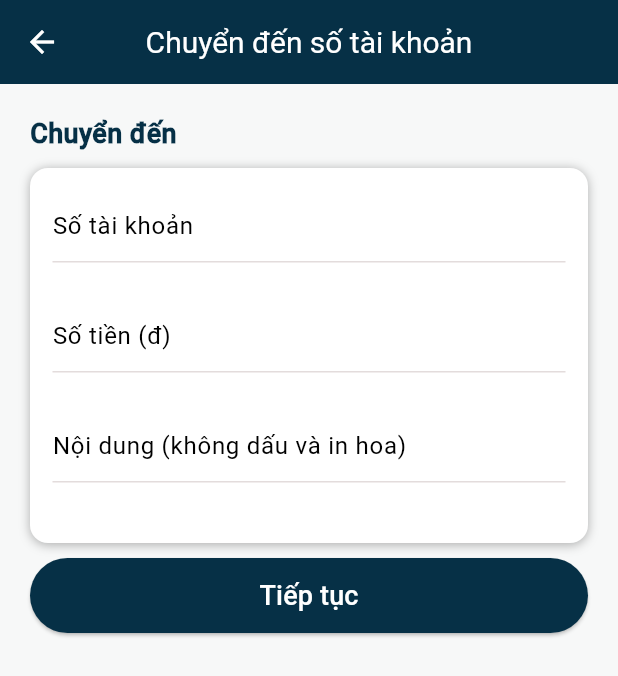
After one commit to CaoThang7/winpe-pay, a Flutter app: the PaymentScreen screen opened by its route, on a phone screen of 412 x 824 dp. The commit adds this screen. Shown: the top 676 px of the screen. Run offline on Flutter 3.47's test engine with Material 2 defaults, Android fonts, the phone set to English and light mode, and no system bars; our stand-ins replace animated_splash_screen, carousel_slider, cloud_firestore, firebase_auth, firebase_core, firebase_storage and 4 more; missing offline and left inert: flutter_format_money_vietnam, translator; accounts and stored records are empty; network calls fail; Roboto replaces fonts that are missing (Arsenal-Bold).

Commit message:
#50 - done-payment-screens

```diff
--- /dev/null
+++ b/lib/models/transfer_content.dart
@@ -0,0 +1,33 @@
+class TransferContent {
+  final String? uid;
+  final String? uidSender;
+  final String? uidreceiver;
+  final int? money;
+  final String? content;
+  final DateTime? time;
+  const TransferContent(
+      {required this.uid,
+      required this.uidSender,
+      required this.uidreceiver,
+      required this.money,
+      required this.content,
+      required this.time});
+
+  static TransferContent fromJson(Map<String, dynamic> json) => TransferContent(
+        uid: json["uid"],
+        uidSender: json["uidSender"],
+        uidreceiver: json["uidreceiver"],
+        money: json["money"],
+        content: json["content"],
+        time: json['time'].toDate(),
+      );
+
+  Map<String, dynamic> toJson() => {
+        "uid": uid,
+        "uidSender": uidSender,
+        "uidreceiver": uidreceiver,
+        "money": money,
+        "content": content,
+        "time": time
+      };
+}
--- a/lib/models/user.dart
+++ b/lib/models/user.dart
@@ -5,12 +5,12 @@ class User {
   final String? uid;
   final DateTime? dateCreated;
   final DateTime? dateSignedIn;
-  final String photoUrl;
+  final String? photoUrl;
   final String? accNo;
   final String? ifscCode;
   final String? username;
-  final String? money;
-  final String? diamond;
+  final int? money;
+  final int? diamond;
   const User({
     required this.phone,
     required this.uid,
--- a/lib/router/router.dart
+++ b/lib/router/router.dart
@@ -4,6 +4,8 @@ import 'package:winpe_pay/screens/account/profile_screen.dart';
 import 'package:winpe_pay/screens/card/winpe_card_screen.dart';
 import 'package:winpe_pay/screens/login/login_screen.dart';
 import 'package:winpe_pay/screens/login/otp_screen.dart';
+import 'package:winpe_pay/screens/payment/payment_screen.dart';
+import 'package:winpe_pay/screens/support/support_screen.dart';
 import 'package:winpe_pay/widgets/bottom_bar.dart';
 
 Route<dynamic> generateRoute(RouteSettings routeSettings) {
@@ -41,6 +43,16 @@ Route<dynamic> generateRoute(RouteSettings routeSettings) {
         settings: routeSettings,
         builder: (_) => const WinpeCardScreen(),
       );
+    case PaymentScreen.routeName:
+      return MaterialPageRoute(
+        settings: routeSettings,
+        builder: (_) => const PaymentScreen(),
+      );
+    case SupportScreen.routeName:
+      return MaterialPageRoute(
+        settings: routeSettings,
+        builder: (_) => const SupportScreen(),
+      );
     default:
       return MaterialPageRoute(
         settings: routeSettings,
--- a/lib/screens/login/widgets/styles.dart
+++ b/lib/screens/login/widgets/styles.dart
@@ -141,3 +141,14 @@ TextStyle get textTitleMenuHome{
     )
   );
 }
+
+TextStyle get textTitlePayment{
+  return (
+    TextStyle(
+      fontSize: 18,
+      fontFamily: 'Arsenal-Bold',
+      color: primaryColor,
+      fontWeight: FontWeight.bold,
+    )
+  );
+}
--- /dev/null
+++ b/lib/screens/payment/payment_screen.dart
@@ -0,0 +1,140 @@
+import 'package:flutter/material.dart';
+import 'package:provider/provider.dart';
+import 'package:winpe_pay/providers/user_provider.dart';
+import 'package:winpe_pay/resources/firestore_methods.dart';
+import 'package:winpe_pay/screens/login/widgets/styles.dart';
+import 'package:winpe_pay/screens/payment/widgets/app_bars.dart';
+import 'package:winpe_pay/screens/payment/widgets/text_form_payment.dart';
+import 'package:winpe_pay/screens/payment/widgets/validate.dart';
+import 'package:winpe_pay/utils/colors.dart';
+import 'package:winpe_pay/utils/utils.dart';
+import 'package:winpe_pay/widgets/custom_button.dart';
+import 'package:cloud_firestore/cloud_firestore.dart';
+
+class PaymentScreen extends StatefulWidget {
+  static const String routeName = '/payment-screen';
+  const PaymentScreen({Key? key}) : super(key: key);
+
+  @override
+  State<PaymentScreen> createState() => _PaymentScreenState();
+}
+
+class _PaymentScreenState extends State<PaymentScreen> {
+  final TextEditingController _usernameController = TextEditingController();
+  final TextEditingController _stkController = TextEditingController();
+  final TextEditingController _moneyController = TextEditingController();
+  final TextEditingController _contentController = TextEditingController();
+  final FirebaseFirestore _firestore = FirebaseFirestore.instance;
+  FireStoreMethods fireStoreMethods = FireStoreMethods();
+  bool vis = false;
+  String uidUser = '';
+  String accNo = '';
+  String username = '';
+  int moneyUser = 0;
+  final globalkey = GlobalKey<FormState>();
+  @override
+  void initState() {
+    // TODO: implement initState
+    super.initState();
+  }
+
+  //search accNo and get data user search
+  void queryDataUser(String? text, String? accNoUser) async {
+    var listUser = await _firestore
+        .collection('users')
+        .where('accNo', isEqualTo: text)
+        .get();
+    for (int i = 0; i < listUser.docs.length; i++) {
+      setState(() {
+        uidUser = listUser.docs[i]['uid'];
+        accNo = listUser.docs[i]['accNo'];
+        username = listUser.docs[i]['username'];
+        moneyUser = listUser.docs[i]['money'];
+      });
+    }
+    if (_stkController.text == accNoUser) {
+      showSnackBar(
+          context, 'Bạn vui lòng chọn tài khoản nhận khác với tài khoản nguồn');
+    }
+    if (accNo == text) {
+      setState(() {
+        vis = true;
+      });
+    } else {
+      setState(() {
+        vis = false;
+      });
+    }
+  }
+
+  void transfer(
+      String? uidSender, String? account_money, int? moneyReceiver) async {
+    if (globalkey.currentState!.validate()) {
+      fireStoreMethods.transfer(
+          context: context,
+          uidSender: uidSender!,
+          uidreceiver: uidUser,
+          money: _moneyController.text,
+          content: _contentController.text,
+          account_money: account_money!,
+          moneyReceiver: moneyReceiver!);
+    }
+  }
+
+  @override
+  Widget build(BuildContext context) {
+    final uid = context.watch<UserProvider>().user;
+    return Scaffold(
+      appBar: AppBarPayment(context),
+      body: SingleChildScrollView(
+        child: Container(
+          padding: EdgeInsets.symmetric(horizontal: 20),
+          width: MediaQuery.of(context).size.width,
+          height: MediaQuery.of(context).size.height,
+          color: mobileBackgroundColorGrey,
+          child: Form(
+            key: globalkey,
+            child: Column(
+              crossAxisAlignment: CrossAxisAlignment.start,
+              children: [
+                SizedBox(
+                  height: 20,
+                ),
+                Text(
+                  "Chuyển đến",
+                  style: textTitlePayment,
+                ),
+                SizedBox(
+                  height: 10,
+                ),
+                TextFormPayment(
+                  usernameController: _usernameController,
+                  stkController: _stkController,
+                  moneyController: _moneyController,
+                  contentController: _contentController,
+                  onchange: (String? text) {
+                    queryDataUser(text!, uid?.accNo);
+                  },
+                  vis: vis,
+                  username: username,
+                  valid_accNo: validAccNo,
+                  valid_money: validMoney,
+                  valid_content: validContent,
+                ),
+                SizedBox(
+                  height: 10,
+                ),
+                CustomButton(
+                  text: 'Tiếp tục',
+                  onTap: () {
+                    transfer(uid?.uid, uid?.money.toString(), moneyUser);
+                  },
+                ),
+              ],
+            ),
+          ),
+        ),
+      ),
+    );
+  }
+}
--- /dev/null
+++ b/lib/screens/payment/widgets/app_bars.dart
@@ -0,0 +1,16 @@
+import 'package:flutter/material.dart';
+import 'package:winpe_pay/screens/login/widgets/styles.dart';
+import 'package:winpe_pay/utils/colors.dart';
+
+AppBar AppBarPayment(BuildContext context) {
+  return AppBar(
+    flexibleSpace: Container(
+      color: primaryColor,
+    ),
+    centerTitle: true,
+    title: Text("Chuyển đến số tài khoản", style: textNameCard),
+    iconTheme: IconThemeData(
+      color: mobileBackgroundColor, //change your color here
+    ),
+  );
+}
--- /dev/null
+++ b/lib/screens/payment/widgets/text_form_payment.dart
@@ -0,0 +1,93 @@
+import 'package:flutter/material.dart';
+import 'package:winpe_pay/widgets/text_form_field.dart';
+
+class TextFormPayment extends StatefulWidget {
+  final TextEditingController usernameController;
+  final TextEditingController stkController;
+  final TextEditingController moneyController;
+  final TextEditingController contentController;
+  final bool vis;
+  final onchange;
+  final String username;
+  final valid_accNo;
+  final valid_money;
+  final valid_content;
+  const TextFormPayment(
+      {Key? key,
+      required this.usernameController,
+      required this.stkController,
+      required this.moneyController,
+      required this.contentController,
+      this.onchange,
+      required this.vis,
+      required this.username,
+      this.valid_accNo,
+      this.valid_money,
+      this.valid_content})
+      : super(key: key);
+
+  @override
+  State<TextFormPayment> createState() => _TextFormPaymentState();
+}
+
+class _TextFormPaymentState extends State<TextFormPayment> {
+  @override
+  Widget build(BuildContext context) {
+    return Container(
+      padding: EdgeInsets.symmetric(horizontal: 15, vertical: 15),
+      width: MediaQuery.of(context).size.width,
+      height: 250,
+      decoration: BoxDecoration(
+        color: Colors.white,
+        borderRadius: BorderRadius.circular(12),
+        boxShadow: [
+          BoxShadow(
+            offset: Offset(0, 1),
+            blurRadius: 5,
+            color: Colors.black.withOpacity(0.3),
+          ),
+        ],
+      ),
+      child: Column(
+        children: [
+          Visibility(
+            visible: widget.vis,
+            child: Expanded(
+              flex: 1,
+              child: CustomTextFormField(
+                enabledTextForm: false,
+                controller: widget.usernameController,
+                hintText: '${widget.username}',
+              ),
+            ),
+          ),
+          Expanded(
+            flex: 1,
+            child: CustomTextFormField(
+              onchange: widget.onchange,
+              controller: widget.stkController,
+              hintText: 'Số tài khoản',
+              valid_input: widget.valid_accNo,
+            ),
+          ),
+          Expanded(
+            flex: 1,
+            child: CustomTextFormField(
+              controller: widget.moneyController,
+              hintText: 'Số tiền (đ)',
+              valid_input: widget.valid_money,
+            ),
+          ),
+          Expanded(
+            flex: 1,
+            child: CustomTextFormField(
+              controller: widget.contentController,
+              hintText: 'Nội dung (không dấu và in hoa)',
+              valid_input: widget.valid_content,
+            ),
+          ),
+        ],
+      ),
+    );
+  }
+}
--- /dev/null
+++ b/lib/screens/payment/widgets/validate.dart
@@ -0,0 +1,33 @@
+import 'package:flutter/material.dart';
+
+String? validAccNo(value) {
+  if (value!.isEmpty) {
+    return "Bạn chưa điền số tài khoản";
+  } else if (!RegExp(r'^[0-9]+$').hasMatch(value!)) {
+    return "Chỉ được nhập số";
+  } else {
+    return null;
+  }
+}
+
+String? validMoney(value) {
+  if (value!.isEmpty) {
+    return "Bạn chưa điền số tiền";
+  } else if (!RegExp(r'^[0-9]+$').hasMatch(value!)) {
+    return "Không được chứa chữ và ký tự đặc biệt";
+  } else {
+    return null;
+  }
+}
+
+String? validContent(value) {
+  if (value!.isEmpty) {
+    return "Bạn chưa điền nội dung";
+  } else if (!RegExp(r'^[a-z A-Z]+$').hasMatch(value!)) {
+    return "Không được chứa số và ký tự đặc biệt";
+  } else if (value!.length > 25) {
+    return "Nội dung quá dài";
+  } else {
+    return null;
+  }
+}
--- a/lib/utils/colors.dart
+++ b/lib/utils/colors.dart
@@ -1,7 +1,9 @@
 import 'package:flutter/material.dart';
 
 const mobileBackgroundColor = Colors.white;
-const colorScheme =  Color.fromRGBO(255, 153, 0, 1);
+const colorScheme = Color.fromRGBO(255, 153, 0, 1);
 const blueColor = Color.fromRGBO(0, 149, 246, 1);
 const primaryColor = Color(0xff063046);
 const secondaryColor = Colors.grey;
+const mobileBackgroundColorGrey = Color(0xffF7F8F8);
+const underlineInputBorderColor = Color.fromARGB(255, 227, 220, 220);
--- a/lib/utils/global_variable.dart
+++ b/lib/utils/global_variable.dart
@@ -68,6 +68,11 @@ class GlobalVariables {
       'id': '5',
       'title': 'Ưu đãi của tôi',
       'image': 'assets/images/hot-sale.png',
+    },
+    {
+      'id': '6',
+      'title': 'Đăng xuất',
+      'image': 'assets/images/logout.png',
     },
   ];
 
--- /dev/null
+++ b/lib/widgets/text_form_field.dart
@@ -0,0 +1,40 @@
+import 'package:flutter/material.dart';
+import 'package:winpe_pay/utils/colors.dart';
+
+class CustomTextFormField extends StatelessWidget {
+  final TextEditingController controller;
+  final String hintText;
+  final int maxLines;
+  final onchange;
+  final bool enabledTextForm;
+  final valid_input;
+  const CustomTextFormField({
+    Key? key,
+    required this.controller,
+    required this.hintText,
+    this.maxLines = 1,
+    this.onchange,
+    this.enabledTextForm = true,
+    this.valid_input,
+  }) : super(key: key);
+
+  @override
+  Widget build(BuildContext context) {
+    return TextFormField(
+      enabled: enabledTextForm,
+      controller: controller,
+      validator: valid_input,
+      onChanged: onchange,
+      decoration: InputDecoration(
+        hintText: hintText,
+        enabledBorder: UnderlineInputBorder(
+          borderSide: BorderSide(color: underlineInputBorderColor),
+        ),
+        focusedBorder: UnderlineInputBorder(
+          borderSide: BorderSide(color: underlineInputBorderColor),
+        ),
+      ),
+      maxLines: maxLines,
+    );
+  }
+}
--- a/pubspec.yaml
+++ b/pubspec.yaml
@@ -44,6 +44,7 @@ dependencies:
   flutter_format_money_vietnam: ^0.0.2
   carousel_slider: ^4.1.1
   smooth_page_indicator: ^1.0.0+2
+  uuid: ^3.0.5
 
 dev_dependencies:
   flutter_lints: ^1.0.0
```
Also changed, not shown: lib/resources/auth_methods.dart (+7 -2 lines), lib/resources/firestore_methods.dart (+46 -1 lines), lib/screens/account/account_screen.dart (+8 -0 lines), lib/screens/category/category_below_banner_home.dart (+17 -2 lines), lib/screens/home/widgets/sur_plus.dart (+6 -3 lines), lib/screens/support/support_screen.dart (added, +20 -0 lines), lib/utils/utils.dart (+15 -0 lines), assets/images/logout.png (added), pubspec.lock.
